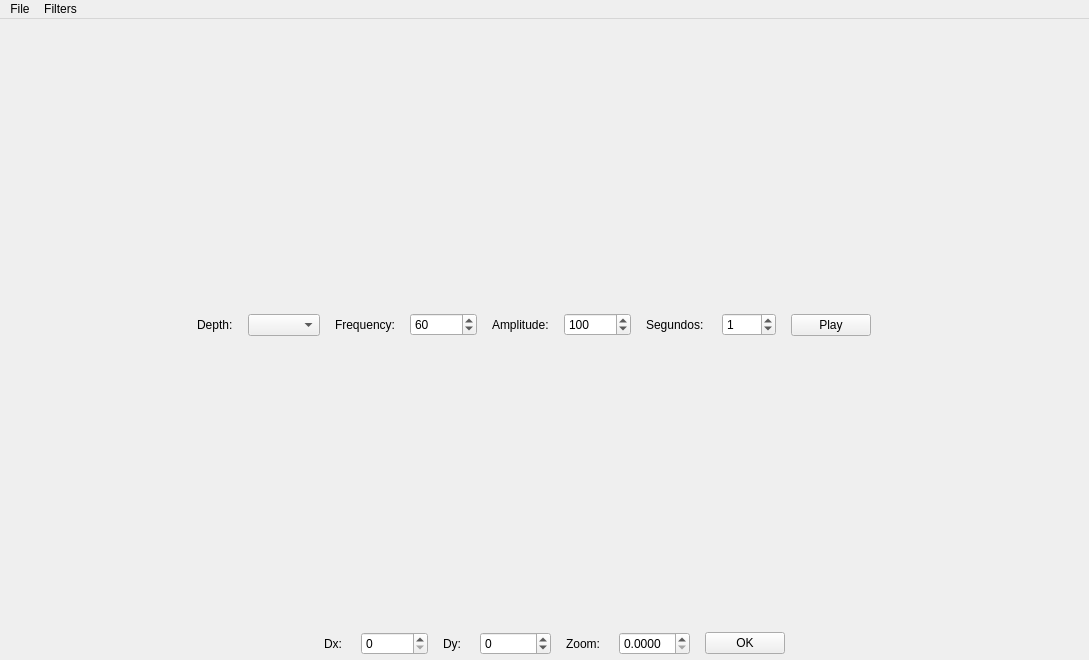
First picture: the form in mainwindow.ui, repository rfalessandro/QtMath, before the edit.
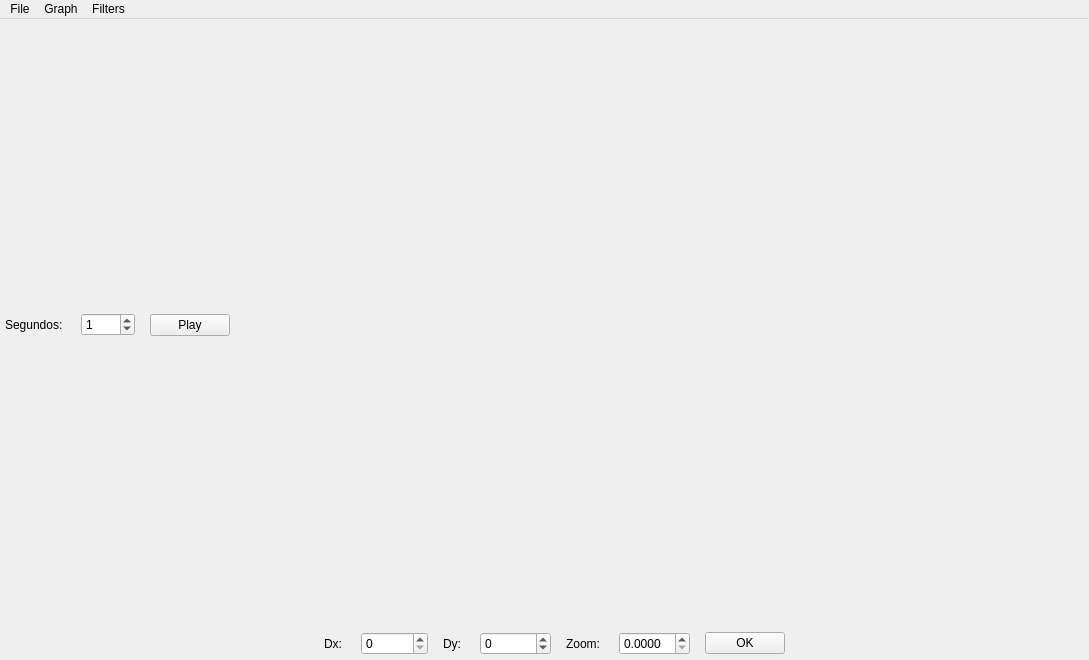
Second picture: the form after the edit.

Commit message: add a dialog for make a graph

The edit to the form file:
```diff
--- a/mainwindow.ui
+++ b/mainwindow.ui
@@ -61,63 +61,6 @@
         <property name="spacing">
          <number>15</number>
         </property>
-        <item>
-         <spacer name="horizontalSpacer">
-          <property name="orientation">
-           <enum>Qt::Horizontal</enum>
-          </property>
-          <property name="sizeHint" stdset="0">
-           <size>
-            <width>40</width>
-            <height>20</height>
-           </size>
-          </property>
-         </spacer>
-        </item>
-        <item>
-         <widget class="QLabel" name="label_6">
-          <property name="text">
-           <string>Depth:</string>
-          </property>
-         </widget>
-        </item>
-        <item>
-         <widget class="QComboBox" name="cbDepth"/>
-        </item>
-        <item>
-         <widget class="QLabel" name="label_4">
-          <property name="text">
-           <string>Frequency:</string>
-          </property>
-         </widget>
-        </item>
-        <item>
-         <widget class="QSpinBox" name="sbFreq">
-          <property name="maximum">
-           <number>99999999</number>
-          </property>
-          <property name="value">
-           <number>60</number>
-          </property>
-         </widget>
-        </item>
-        <item>
-         <widget class="QLabel" name="label_5">
-          <property name="text">
-           <string>Amplitude:</string>
-          </property>
-         </widget>
-        </item>
-        <item>
-         <widget class="QSpinBox" name="sbAmp">
-          <property name="maximum">
-           <number>999999999</number>
-          </property>
-          <property name="value">
-           <number>100</number>
-          </property>
-         </widget>
-        </item>
         <item>
          <widget class="QLabel" name="label_7">
           <property name="text">
@@ -329,7 +272,15 @@
      <string>Filters</string>
     </property>
    </widget>
+   <widget class="QMenu" name="menuGraph">
+    <property name="title">
+     <string>Graph</string>
+    </property>
+    <addaction name="separator"/>
+    <addaction name="actionSin"/>
+   </widget>
    <addaction name="menuFile"/>
+   <addaction name="menuGraph"/>
    <addaction name="menuFilters"/>
   </widget>
   <action name="actionOpen">
```
Left out of the diff: 5 changed lines with no effect on the pictures. The commit also changes 7 other files.
